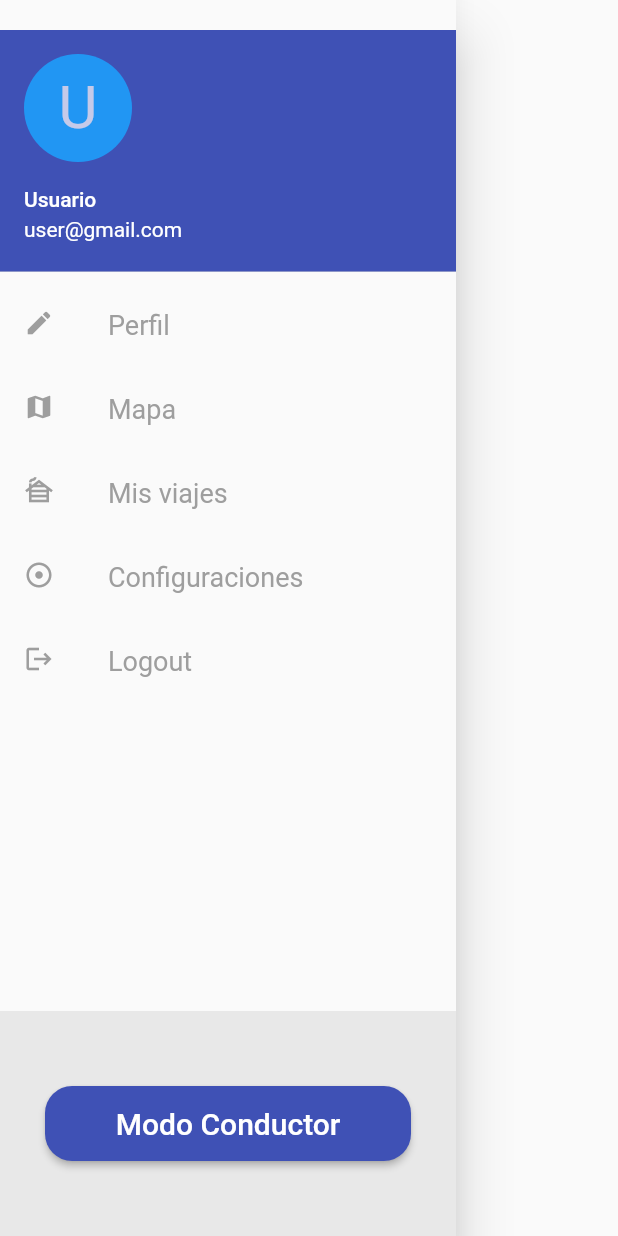
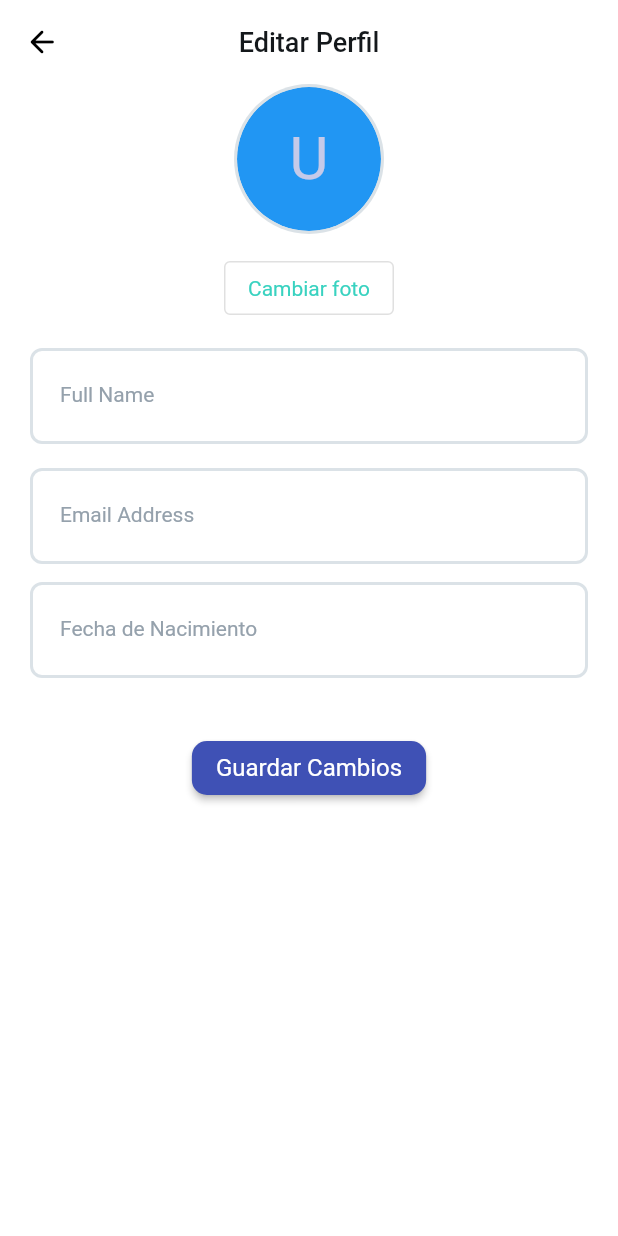
Before and after one commit to Nicole-Hf/Nuevo_proyecto_Sw, a Flutter app: the MenuWidget widget shown alone on an empty page, opened directly, after a tap on "Perfil", on a phone screen of 412 x 824 dp. Run offline on Flutter 3.47's test engine with Material 2 defaults, Android fonts, the phone set to English and light mode, and no system bars; our stand-ins replace easy_debounce, google_maps_flutter; Roboto replaces fonts that are missing (Lexend Deca).

Commit message:
edit perfil

```diff
--- /dev/null
+++ b/lib/widgets/profile_widget.dart
@@ -0,0 +1,262 @@
+// ignore_for_file: library_private_types_in_public_api
+
+import 'package:flutter/material.dart';
+
+class EditProfileWidget extends StatefulWidget {
+  const EditProfileWidget({Key? key}) : super(key: key);
+
+  @override
+  _EditProfileWidgetState createState() => _EditProfileWidgetState();
+}
+
+class _EditProfileWidgetState extends State<EditProfileWidget> {
+  String uploadedFileUrl = '';
+  final scaffoldKey = GlobalKey<ScaffoldState>();
+
+  @override
+  Widget build(BuildContext context) {
+    return Scaffold(
+      key: scaffoldKey,
+      appBar: AppBar(
+        backgroundColor: Colors.white,
+        automaticallyImplyLeading: false,
+        leading: InkWell(
+          onTap: () async {
+            Navigator.pop(context);
+          },
+          child: const Icon(
+            Icons.arrow_back_rounded,
+            color: Colors.black,
+            size: 24,
+          ),
+        ),
+        title: const Text('Editar Perfil',
+          style: TextStyle(
+            fontFamily: 'Lexend Deca',
+            color: Color(0xFF14181B),
+            fontSize: 18,
+            fontWeight: FontWeight.w500,
+          ),
+        ),
+        centerTitle: true,
+        elevation: 0,
+      ),
+      backgroundColor: Colors.white,
+      body: SafeArea(
+        child: SingleChildScrollView(
+          child: Column(
+            mainAxisSize: MainAxisSize.max,
+            children: [
+              Row(
+                mainAxisSize: MainAxisSize.max,
+                mainAxisAlignment: MainAxisAlignment.center,
+                children: [
+                  Container(
+                    width: 100,
+                    height: 100,
+                    decoration: const BoxDecoration(
+                      color: Color(0xFFDBE2E7),
+                      shape: BoxShape.circle,
+                    ),
+                    child: Padding(
+                      padding: const EdgeInsetsDirectional.fromSTEB(2, 2, 2, 2),
+                      child: Container(
+                        width: 90,
+                        height: 90,
+                        clipBehavior: Clip.antiAlias,
+                        decoration: const BoxDecoration(shape: BoxShape.circle,),
+                        child: const CircleAvatar(
+                          backgroundColor: Colors.blue,
+                          child: Text('U', style: TextStyle(fontSize: 40.0),),
+                        ),
+                      ),
+                    ),
+                  ),
+                ],
+              ),
+              Padding(
+                padding: const EdgeInsetsDirectional.fromSTEB(0, 12, 0, 16),
+                child: Row(
+                  mainAxisSize: MainAxisSize.max,
+                  mainAxisAlignment: MainAxisAlignment.center,
+                  children: [
+                    OutlinedButton(
+                      onPressed: () {},
+                      child: const Text('Cambiar foto',
+                        style: TextStyle(
+                          fontFamily: 'Lexend Deca',
+                          color: Color(0xFF39D2C0),
+                          fontSize: 14,
+                          fontWeight: FontWeight.normal
+                        ),
+                      ),
+                    ),
+                  ],
+                ),
+              ),
+              Padding(
+                padding: const EdgeInsetsDirectional.fromSTEB(20, 0, 20, 16),
+                child: TextFormField(
+                  //controller: textController1,
+                  decoration: InputDecoration(
+                    labelText: 'Full Name',
+                    labelStyle: const TextStyle(
+                      fontFamily: 'Lexend Deca',
+                      color: Color(0xFF95A1AC),
+                      fontSize: 14,
+                      fontWeight: FontWeight.normal,
+                    ),
+                    hintText: 'Your full name...',
+                    hintStyle: const TextStyle(
+                      fontFamily: 'Lexend Deca',
+                      color: Color(0xFF95A1AC),
+                      fontSize: 14,
+                      fontWeight: FontWeight.normal,
+                    ),
+                    enabledBorder: OutlineInputBorder(
+                      borderSide: const BorderSide(
+                        color: Color(0xFFDBE2E7),
+                        width: 2,
+                      ),
+                      borderRadius: BorderRadius.circular(8),
+                    ),
+                    focusedBorder: OutlineInputBorder(
+                      borderSide: const BorderSide(
+                        color: Color(0xFFDBE2E7),
+                        width: 2,
+                      ),
+                      borderRadius: BorderRadius.circular(8),
+                    ),
+                    filled: true,
+                    fillColor: Colors.white,
+                    contentPadding:const EdgeInsetsDirectional.fromSTEB(20, 24, 0, 24),
+                  ),
+                  style: const TextStyle(
+                    fontFamily: 'Lexend Deca',
+                    color: Color(0xFF14181B),
+                    fontSize: 14,
+                    fontWeight: FontWeight.normal,
+                  ),
+                ),
+              ),
+              Padding(
+                padding: const EdgeInsetsDirectional.fromSTEB(20, 0, 20, 12),
+                child: TextFormField(
+                  //controller: emailAddressController,
+                  decoration: InputDecoration(
+                    labelText: 'Email Address',
+                    labelStyle: const TextStyle(
+                      fontFamily: 'Lexend Deca',
+                      color: Color(0xFF95A1AC),
+                      fontSize: 14,
+                      fontWeight: FontWeight.normal,
+                    ),
+                    hintText: 'Your email..',
+                    hintStyle: const TextStyle(
+                      fontFamily: 'Lexend Deca',
+                      color: Color(0xFF95A1AC),
+                      fontSize: 14,
+                      fontWeight: FontWeight.normal,
+                    ),
+                    enabledBorder: OutlineInputBorder(
+                      borderSide: const BorderSide(
+                        color: Color(0xFFDBE2E7),
+                        width: 2,
+                      ),
+                      borderRadius: BorderRadius.circular(8),
+                    ),
+                    focusedBorder: OutlineInputBorder(
+                      borderSide: const BorderSide(
+                        color: Color(0xFFDBE2E7),
+                        width: 2,
+                      ),
+                      borderRadius: BorderRadius.circular(8),
+                    ),
+                    filled: true,
+                    fillColor: Colors.white,
+                    contentPadding: const EdgeInsetsDirectional.fromSTEB(20, 24, 0, 24),
+                  ),
+                  style: const TextStyle(
+                    fontFamily: 'Lexend Deca',
+                    color: Color(0xFF14181B),
+                    fontSize: 14,
+                    fontWeight: FontWeight.normal,
+                  ),
+                )
+              ),
+              Padding(
+                padding: const EdgeInsetsDirectional.fromSTEB(20, 0, 20, 12),
+                child: TextFormField(
+                  //controller: emailAddressController,
+                  decoration: InputDecoration(
+                    labelText: 'Fecha de Nacimiento',
+                    labelStyle: const TextStyle(
+                      fontFamily: 'Lexend Deca',
+                      color: Color(0xFF95A1AC),
+                      fontSize: 14,
+                      fontWeight: FontWeight.normal,
+                    ),
+                    hintText: 'Your birthday..',
+                    hintStyle: const TextStyle(
+                      fontFamily: 'Lexend Deca',
+                      color: Color(0xFF95A1AC),
+                      fontSize: 14,
+                      fontWeight: FontWeight.normal,
+                    ),
+                    enabledBorder: OutlineInputBorder(
+                      borderSide: const BorderSide(
+                        color: Color(0xFFDBE2E7),
+                        width: 2,
+                      ),
+                      borderRadius: BorderRadius.circular(8),
+                    ),
+                    focusedBorder: OutlineInputBorder(
+                      borderSide: const BorderSide(
+                        color: Color(0xFFDBE2E7),
+                        width: 2,
+                      ),
+                      borderRadius: BorderRadius.circular(8),
+                    ),
+                    filled: true,
+                    fillColor: Colors.white,
+                    contentPadding: const EdgeInsetsDirectional.fromSTEB(20, 24, 0, 24),
+                  ),
+                  style: const TextStyle(
+                    fontFamily: 'Lexend Deca',
+                    color: Color(0xFF14181B),
+                    fontSize: 14,
+                    fontWeight: FontWeight.normal,
+                  ),
+                )
+              ),
+              Align(
+                alignment: const AlignmentDirectional(0, 0.05),
+                child: Padding(
+                  padding: const EdgeInsetsDirectional.fromSTEB(0, 24, 0, 0),
+                  child: ElevatedButton(
+                    style: ButtonStyle(
+                      shape: MaterialStateProperty.all<RoundedRectangleBorder>(
+                        RoundedRectangleBorder(
+                          borderRadius: BorderRadius.circular(10.0),
+                        )
+                      )
+                    ),
+                    onPressed: () {},
+                    child: const Text('Guardar Cambios',
+                      style: TextStyle(
+                        fontFamily: 'Lexend Deca',
+                        color: Colors.white,
+                        fontSize: 16,
+                        fontWeight: FontWeight.normal,
+                      ),
+                    ),
+                  ),
+                ),
+              ),
+            ],
+          ),
+        ),
+      ),
+    );
+  }
+}
--- a/lib/widgets/widget_drawer.dart
+++ b/lib/widgets/widget_drawer.dart
@@ -1,3 +1,4 @@
+import 'package:app_conductor/widgets/profile_widget.dart';
 import 'package:flutter/material.dart';
 
 class MenuWidget extends StatelessWidget {
@@ -28,9 +29,9 @@ class MenuWidget extends StatelessWidget {
               color: Colors.grey,
             ),
             onTap: () {
-                /* Navigator.pop(context);
-                Navigator.of(context).push(new MaterialPageRoute(
-                builder: (context) => dealerBuilder()));*/
+                /* Navigator.pop(context);*/
+              Navigator.of(context).push(MaterialPageRoute(
+                builder: (context) => const EditProfileWidget()));
             },
           ),
           ListTile(
```
Also changed, not shown: lib/pages/pasajero/perfil_page.dart (deleted).
